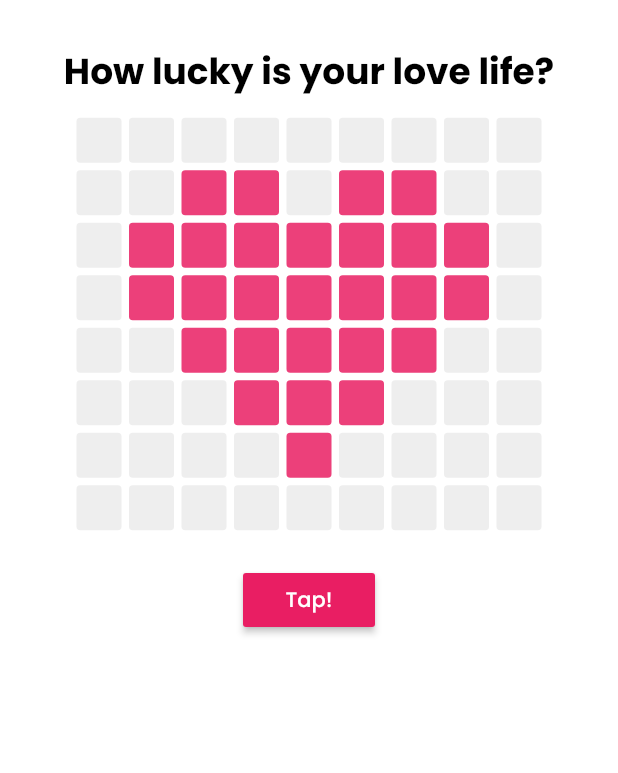
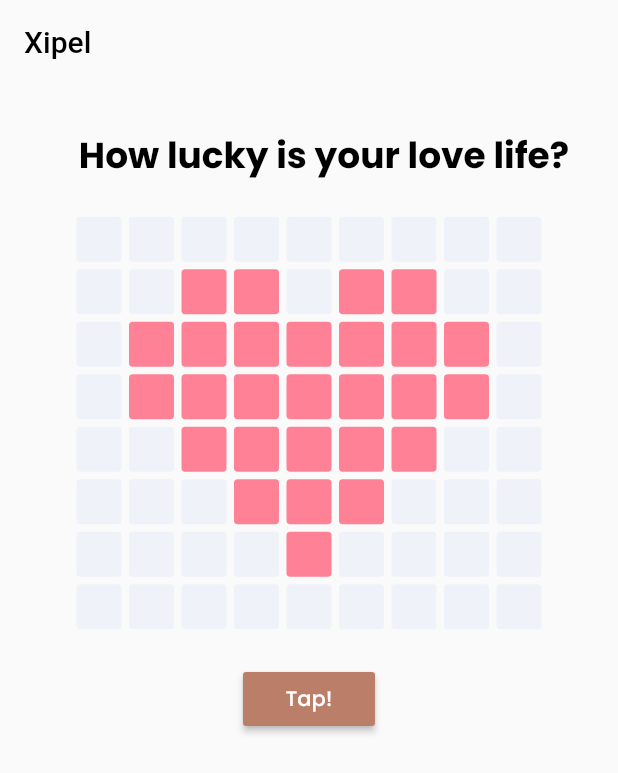
Before and after one commit to munyaaa/love-app, a Flutter app: the screen it shows after launch, on a phone screen of 412 x 824 dp. Shown: the top 773 px of the screen. Run offline on Flutter 3.47's test engine with Material 2 defaults, Android fonts, the phone set to English and light mode, and no system bars; our stand-ins replace bloc, equatable, flutter_bloc.

Commit message:
add component, change color

```diff
--- a/lib/main.dart
+++ b/lib/main.dart
@@ -11,8 +11,20 @@ class MyApp extends StatelessWidget {
   Widget build(BuildContext context) {
     return MaterialApp(
       debugShowCheckedModeBanner: false,
-      home: SingleChildScrollView(
-        child: LoveGeneratorPage(),
+      home: Scaffold(
+        appBar: AppBar(
+          title: Container(
+            alignment: Alignment.centerLeft,
+            child: Text("Xipel", style: TextStyle(
+              color: Colors.black,
+            ),),
+          ),
+          shadowColor: Colors.transparent,
+          backgroundColor: Colors.transparent,
+        ),
+        body: SingleChildScrollView(
+          child: LoveGeneratorPage(),
+        ),
       ),
     );
   }
--- a/lib/pages/love_generator_page.dart
+++ b/lib/pages/love_generator_page.dart
@@ -1,14 +1,29 @@
 import 'package:flutter/material.dart';
 import 'package:flutter_bloc/flutter_bloc.dart';
 import 'package:love_app/blocs/bloc/pixelate_bloc.dart';
+import 'package:love_app/widgets/love_button.dart';
 import 'package:love_app/widgets/love_generator.dart';
+import 'package:love_app/widgets/love_title.dart';
 
-// class LoveGeneratorPage extends StatefulWidget {
-//   @override
-//   _LoveGeneratorPageState createState() => _LoveGeneratorPageState();
-// }
+class LoveGeneratorPage extends StatefulWidget {
+  static bool isSmallScreen(BuildContext context) {
+    return MediaQuery.of(context).size.width < 800;
+  }
 
-class LoveGeneratorPage extends StatelessWidget {
+  static bool isLargeScreen(BuildContext context) {
+    return MediaQuery.of(context).size.width > 1200;
+  }
+
+  static bool isMediumScreen(BuildContext context) {
+    return MediaQuery.of(context).size.width >= 800 &&
+        MediaQuery.of(context).size.width <= 1200;
+  }
+
+  @override
+  _LoveGeneratorPageState createState() => _LoveGeneratorPageState();
+}
+
+class _LoveGeneratorPageState extends State<LoveGeneratorPage> {
   @override
   Widget build(BuildContext context) {
     return BlocProvider<PixelateBloc>(
@@ -16,56 +31,37 @@ class LoveGeneratorPage extends StatelessWidget {
       child: BlocListener<PixelateBloc, PixelateState>(
         listener: (BuildContext context, PixelateState state) {
           if (state is FinishLoading) {
-            context.read<PixelateBloc>().add(GetResult(
+            context.read<PixelateBloc>().add(
+                  GetResult(
                     pixelate: state.pixelate,
                     count: state.count,
-                ));
+                  ),
+                );
           }
         },
         child: BlocBuilder<PixelateBloc, PixelateState>(
           builder: (BuildContext context, PixelateState state) {
             return Container(
-              margin: EdgeInsets.symmetric(vertical: 20.0),
-              child: Column(
-                mainAxisAlignment: MainAxisAlignment.start,
-                crossAxisAlignment: CrossAxisAlignment.center,
-                children: [
-                  Padding(
-                    padding: EdgeInsets.all(10.0),
-                    child: Text(
-                      "How lucky is your love life?",
-                      style: TextStyle(
-                        fontFamily: "Poppins",
-                        fontSize: 24,
-                        fontWeight: FontWeight.w700,
-                        color: Colors.black,
-                        decoration: TextDecoration.none,
+              margin: EdgeInsets.only(
+                top: _verticalLayoutPadding(),
               ),
+              child: _layoutContent(
+                title: Padding(
+                  padding: EdgeInsets.only(left: 20.0, bottom: 20.0),
+                  child: LoveTitle(),
                 ),
-                  ),
-                  // LoveGenerator(
-                  //   lovePixelate: state.props[0],
-                  // lovePixelate: [
-                  //   [0, 0, 0, 0, 0, 0, 0, 0, 0],
-                  //   [0, 0, 1, 1, 0, 1, 1, 0, 0],
-                  //   [0, 1, 1, 1, 1, 1, 1, 1, 0],
-                  //   [0, 1, 1, 1, 1, 1, 1, 1, 0],
-                  //   [0, 0, 1, 1, 1, 1, 1, 0, 0],
-                  //   [0, 0, 0, 1, 1, 1, 0, 0, 0],
-                  //   [0, 0, 0, 0, 1, 0, 0, 0, 0],
-                  //   [0, 0, 0, 0, 0, 0, 0, 0, 0],
-                  // ],
-                  // ),
-                  LoveGenerator(
+                pixelate: LoveGenerator(
                   lovePixelate: state.props[0],
                   pixelateBloc: context.read<PixelateBloc>(),
                 ),
-                  Container(
+                button: Container(
                   margin: EdgeInsets.all(10.0),
                   child: _buildButton(context.read<PixelateBloc>(), context),
                 ),
-                  _buildResult(context.read<PixelateBloc>(), context),
-                ],
+                result: Padding(
+                  padding: EdgeInsets.only(left: 20.0),
+                  child: _buildResult(context.read<PixelateBloc>(), context),
+                ),
               ),
             );
           },
@@ -74,11 +70,58 @@ class LoveGeneratorPage extends StatelessWidget {
     );
   }
 
+  double _verticalLayoutPadding() {
+    if (LoveGeneratorPage.isSmallScreen(context)) {
+      return 30.0;
+    } else {
+      return 60.0;
+    }
+  }
+
+  Widget _layoutContent({
+    Widget title,
+    Widget pixelate,
+    Widget button,
+    Widget result,
+  }) {
+    if (LoveGeneratorPage.isSmallScreen(context)) {
+      return Column(
+        mainAxisAlignment: MainAxisAlignment.center,
+        crossAxisAlignment: CrossAxisAlignment.center,
+        children: [
+          title,
+          pixelate,
+          button,
+          result,
+        ],
+      );
+    } else {
+      return Row(
+        crossAxisAlignment: CrossAxisAlignment.center,
+        mainAxisAlignment: MainAxisAlignment.center,
+        children: [
+          pixelate,
+          Container(
+            child: Column(
+              crossAxisAlignment: CrossAxisAlignment.start,
+              mainAxisAlignment: MainAxisAlignment.start,
+              children: [
+                title,
+                button,
+                result,
+              ],
+            ),
+          ),
+        ],
+      );
+    }
+  }
+
   Widget _buildResult(PixelateBloc pixelateBloc, BuildContext context) {
     if (pixelateBloc.state is ShowResult) {
-      return Container(
-        child: Text(
-          "Your have ${pixelateBloc.state.props[2]}% luckiness today",
+      return RichText(
+        text: TextSpan(
+          text: "You have ",
           style: TextStyle(
             fontFamily: "Poppins",
             fontSize: 14,
@@ -86,18 +129,29 @@ class LoveGeneratorPage extends StatelessWidget {
             color: Colors.black,
             decoration: TextDecoration.none,
           ),
+          children: <TextSpan>[
+            TextSpan(
+              text: "${pixelateBloc.state.props[2]}%",
+              style: TextStyle(
+                fontWeight: FontWeight.bold,
+                fontSize: 16,
+              ),
+            ),
+            TextSpan(text: ' luckiness today'),
+          ],
         ),
       );
     } else {
-      return Container();
+      return Container(
+        height: 20,
+      );
     }
   }
 
   Widget _buildButton(PixelateBloc pixelateBloc, BuildContext context) {
     if (pixelateBloc.state is PixelateInitial) {
-      return Container(
-        margin: EdgeInsets.all(10.0),
-        child: RaisedButton(
+      return LoveButton(
+        text: "Tap!",
         onPressed: () {
           context.read<PixelateBloc>().add(
                 RandomizePixelate(
@@ -106,70 +160,15 @@ class LoveGeneratorPage extends StatelessWidget {
                 ),
               );
         },
-          child: Text(
-            "Tap!",
-            style: TextStyle(
-              fontFamily: "Poppins",
-              fontSize: 14,
-              fontWeight: FontWeight.w500,
-              color: Colors.white,
-              decoration: TextDecoration.none,
-            ),
-          ),
-          color: Colors.pink,
-        ),
       );
     } else {
-      return Row(
-        crossAxisAlignment: CrossAxisAlignment.center,
-        mainAxisAlignment: MainAxisAlignment.center,
-        children: [
-          Container(
-            margin: EdgeInsets.all(10.0),
-            child: RaisedButton(
-              onPressed: () {
-                context.read<PixelateBloc>().add(
-                      RandomizePixelate(
-                        pixelate: pixelateBloc.state.props[0],
-                        count: pixelateBloc.state.props[1],
-                      ),
-                    );
-              },
-              child: Text(
-                "Tap!",
-                style: TextStyle(
-                  fontFamily: "Poppins",
-                  fontSize: 14,
-                  fontWeight: FontWeight.w500,
-                  color: Colors.white,
-                  decoration: TextDecoration.none,
-                ),
-              ),
-              color: Colors.pink,
-            ),
-          ),
-          Container(
-            margin: EdgeInsets.all(10.0),
-            child: RaisedButton(
+      return LoveButton(
+        text: "Retry",
         onPressed: () {
           context.read<PixelateBloc>().add(
                 BackToInitial(),
               );
         },
-              child: Text(
-                "Retry!",
-                style: TextStyle(
-                  fontFamily: "Poppins",
-                  fontSize: 14,
-                  fontWeight: FontWeight.w500,
-                  color: Colors.white,
-                  decoration: TextDecoration.none,
-                ),
-              ),
-              color: Colors.pink,
-            ),
-          ),
-        ],
       );
     }
   }
--- /dev/null
+++ b/lib/widgets/love_button.dart
@@ -0,0 +1,33 @@
+import 'package:flutter/material.dart';
+
+class LoveButton extends StatelessWidget {
+  final Function onPressed;
+  final String text;
+
+  const LoveButton({
+    Key key,
+    @required this.onPressed,
+    @required this.text,
+  }) : super(key: key);
+
+  @override
+  Widget build(BuildContext context) {
+    return Container(
+      margin: EdgeInsets.all(10.0),
+      child: RaisedButton(
+        onPressed: onPressed,
+        child: Text(
+          text ?? "",
+          style: TextStyle(
+            fontFamily: "Poppins",
+            fontSize: 14,
+            fontWeight: FontWeight.w500,
+            color: Colors.white,
+            decoration: TextDecoration.none,
+          ),
+        ),
+        color: Color(0xffbb7e69),
+      ),
+    );
+  }
+}
--- a/lib/widgets/love_generator.dart
+++ b/lib/widgets/love_generator.dart
@@ -55,11 +55,11 @@ class _LoveGeneratorState extends State<LoveGenerator> {
 
   Color _generateColor(int pixelate) {
     if (pixelate == -1) {
-      return Colors.pink.shade400;
+      return Color(0xffff8195);
     } else if (pixelate == -2) {
-      return Colors.grey.shade200;
+      return Color(0xffeff2f8);
     } else {
-      return HSLColor.fromAHSL(1, pixelate.toDouble(), 0.7, 0.8).toColor();
+      return HSLColor.fromAHSL(1, pixelate.toDouble(), 1, 0.75).toColor();
     }
   }
 
--- /dev/null
+++ b/lib/widgets/love_title.dart
@@ -0,0 +1,42 @@
+import 'package:flutter/material.dart';
+
+class LoveTitle extends StatefulWidget {
+  static bool isSmallScreen(BuildContext context) {
+    return MediaQuery.of(context).size.width < 800;
+  }
+
+  static bool isLargeScreen(BuildContext context) {
+    return MediaQuery.of(context).size.width > 1200;
+  }
+
+  static bool isMediumScreen(BuildContext context) {
+    return MediaQuery.of(context).size.width >= 800 && MediaQuery.of(context).size.width <= 1200;
+  }
+
+  @override
+  _LoveTitleState createState() => _LoveTitleState();
+}
+
+class _LoveTitleState extends State<LoveTitle> {
+  @override
+  Widget build(BuildContext context) {
+    return Text(
+      "How lucky is your love life?",
+      style: TextStyle(
+        fontFamily: "Poppins",
+        fontSize: 24.0,
+        fontWeight: FontWeight.w700,
+        color: Colors.black,
+        decoration: TextDecoration.none,
+      ),
+    );
+  }
+
+  double _fontSize() {
+    if (LoveTitle.isSmallScreen(context)) {
+      return 24.0;
+    } else {
+      return 30.0;
+    }
+  }
+}
```
Lines whose indentation alone changed are shown as unchanged.
